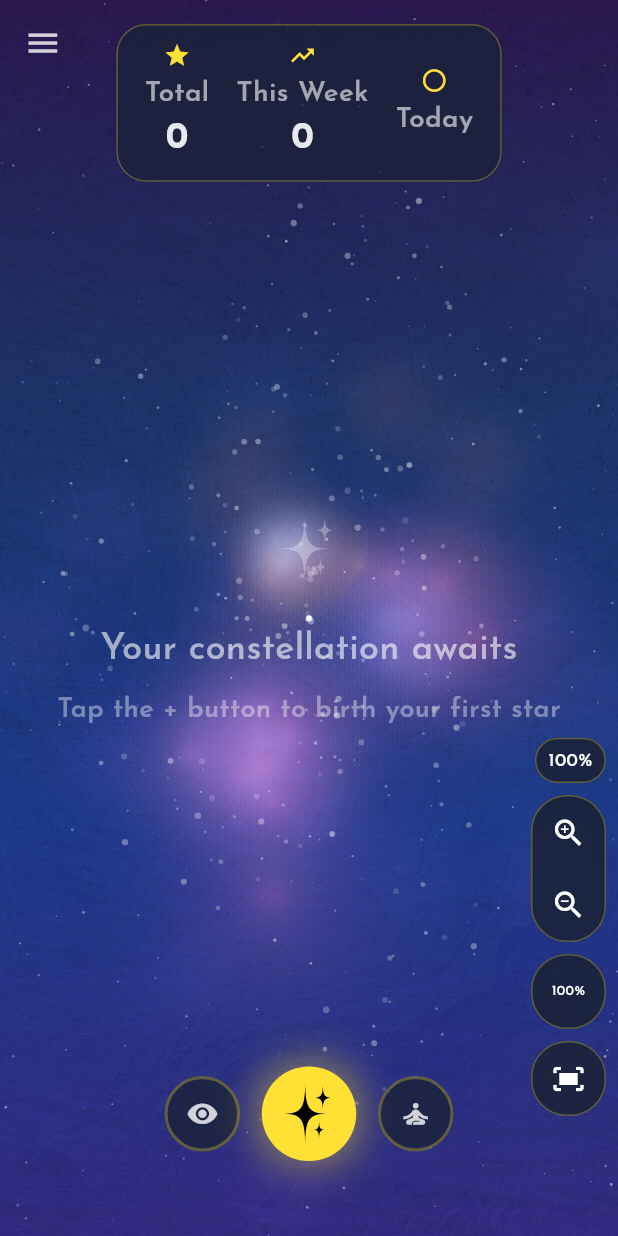
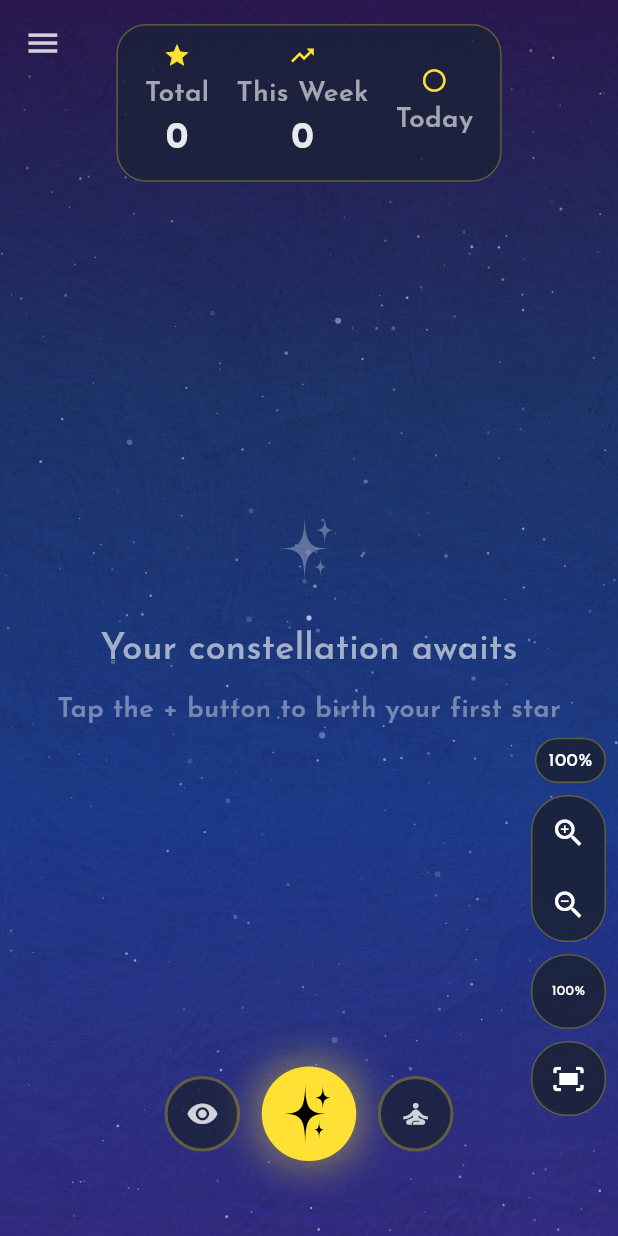
Before and after one commit to agentfoo88/GratiStellar, a Flutter app: the screen it shows after launch, on a phone screen of 412 x 824 dp. Run offline on Flutter 3.47's test engine with Material 3 defaults, Android fonts, the phone set to English and light mode, and no system bars; our stand-ins replace flutter_svg, share_plus, shared_preferences; statements that could not run were skipped.

Commit message:
Squish fix abandoned. Moving on to more mobile improvments.

```diff
--- a/lib/background.dart
+++ b/lib/background.dart
@@ -11,12 +11,10 @@ class BackgroundConfig {
   // Reference configuration for density calculation
   static const Size referenceScreenSize = Size(1920, 1080);
   static const int referenceStarCount = 2500;
-  static const double expansionFactor = 4.0;
 
-  // Calculate target density (stars per square pixel)
+// Calculate target density (stars per square pixel)
   static double get referenceDensity =>
-      (referenceStarCount * expansionFactor * expansionFactor) /
-          (referenceScreenSize.width * referenceScreenSize.height * expansionFactor * expansionFactor);
+      referenceStarCount / (referenceScreenSize.width * referenceScreenSize.height);
 
   // Star Generation Settings
   static const int starCount = 2500;                    // Total number of background stars
@@ -127,12 +125,11 @@ class BackgroundService {
   static List<BackgroundStar> generateStaticStars([Size? screenSize]) {
     final size = screenSize ?? const Size(1920, 1080);
 
-    // Calculate star count for this screen size with expansion
-    final expandedArea = (size.width * BackgroundConfig.expansionFactor) *
-        (size.height * BackgroundConfig.expansionFactor);
-    final calculatedStarCount = (expandedArea * BackgroundConfig.referenceDensity).round();
+    // Calculate star count for this screen size at consistent density
+    final screenArea = size.width * size.height;
+    final calculatedStarCount = (screenArea * BackgroundConfig.referenceDensity).round();
 
-    // Use calculated count instead of static starCount
+// Use calculated count
     final starCount = calculatedStarCount;
 
     final now = DateTime.now();
@@ -159,13 +156,13 @@ class BackgroundService {
         x = _gaussianRandom(staticRandom, BackgroundConfig.gaussianCenterX, BackgroundConfig.gaussianSpread);
         y = _gaussianRandom(staticRandom, BackgroundConfig.gaussianCenterY, BackgroundConfig.gaussianSpread);
 
-        // Clamp to expanded bounds
-        x = x.clamp(-1.5, 2.5);
-        y = y.clamp(-1.5, 2.5);
+        // Clamp to screen bounds
+        x = x.clamp(0.0, 1.0);
+        y = y.clamp(0.0, 1.0);
       } else {
-        // Uniform distribution with 400% coverage for zoom-out safety
-        x = staticRandom.nextDouble() * 4.0 - 1.5;
-        y = staticRandom.nextDouble() * 4.0 - 1.5;
+        // Uniform distribution across screen (0.0 to 1.0)
+        x = staticRandom.nextDouble();
+        y = staticRandom.nextDouble();
       }
 
       final starSize = BackgroundConfig.starSizeMin +
--- a/lib/main.dart
+++ b/lib/main.dart
@@ -1,6 +1,5 @@
 import 'package:flutter/material.dart';
 import 'package:flutter/gestures.dart';
-import 'package:flutter/services.dart';
 import 'dart:math' as math;
 import 'storage.dart';
 import 'background.dart';
@@ -191,9 +190,6 @@ class _GratitudeScreenState extends State<GratitudeScreen>
   List<BackgroundStar> _staticStars = [];
   List<Paint> _glowPatterns = [];
   List<Paint> _backgroundGradients = [];
-  Size? _lastVanGoghSize;
-  Size? _lastNebulaSize;
-  Size? _lastBackgroundSize;
   bool _showAllGratitudes = false;
   bool _mindfulnessMode = false;
   int _mindfulnessInterval = 3;
@@ -235,10 +231,27 @@ class _GratitudeScreenState extends State<GratitudeScreen>
 
     print('🎭 Animation controllers created');
 
+// Generate static universe based on full screen size
+    final view = WidgetsBinding.instance.platformDispatcher.views.first;
+    final screenSize = view.physicalSize / view.devicePixelRatio;
+
+// Layer-specific universe sizes (starting conservative, will adjust if needed)
+    final backgroundSize = screenSize;  // No padding - doesn't zoom/pan
+    final nebulaSize = screenSize;      // Starting at 1.0x - test if nebulae stay visible
+    final vanGoghSize = screenSize;     // Starting at 1.0x - test if spiral stays centered
+
+    _staticStars = BackgroundService.generateStaticStars(backgroundSize);
+    _vanGoghStars = VanGoghStarService.generateVanGoghStars(vanGoghSize);
+    _organicNebulaRegions = OrganicNebulaService.generateOrganicNebulae(nebulaSize);
+
+    print('📐 Generated universe - Screen: ${screenSize.width.round()}x${screenSize.height.round()}');
+    print('   Background: ${backgroundSize.width.round()}x${backgroundSize.height.round()} (${_staticStars.length} stars)');
+    print('   Nebula: ${nebulaSize.width.round()}x${nebulaSize.height.round()} (${_organicNebulaRegions.length} regions)');
+    print('   Van Gogh: ${vanGoghSize.width.round()}x${vanGoghSize.height.round()} (${_vanGoghStars.length} stars)');
+
     try {
       _initializePrecomputedElements();
       print('✅ Precomputed elements initialized');
-      _organicNebulaRegions = OrganicNebulaService.generateOrganicNebulae(Size(800, 600));
     } catch (e) {
       print('❌ Error in initialization: $e');
     }
@@ -262,9 +275,6 @@ class _GratitudeScreenState extends State<GratitudeScreen>
 
     _backgroundGradients = BackgroundService.generateBackgroundGradients();
     print('🎨 Generated ${_backgroundGradients.length} background gradients');
-
-    _vanGoghStars = VanGoghStarService.generateVanGoghStars(Size(800, 600));
-    print('🌌 Generated ${_vanGoghStars.length} Van Gogh stars');
   }
 
   Future<void> _loadGratitudes() async {
@@ -1530,22 +1540,6 @@ class _GratitudeScreenState extends State<GratitudeScreen>
     print('🏗️ Building GratitudeScreen, _isLoading: $_isLoading, stars: ${_staticStars.length}');
 
     final currentSize = MediaQuery.of(context).size;
-    if (_organicNebulaRegions.isEmpty || _lastNebulaSize != currentSize) {
-      _organicNebulaRegions = OrganicNebulaService.generateOrganicNebulae(currentSize);
-      _lastNebulaSize = currentSize;
-    }
-
-    if (_vanGoghStars.isEmpty || _lastVanGoghSize != currentSize) {
-      _vanGoghStars = VanGoghStarService.generateVanGoghStars(currentSize);
-      _lastVanGoghSize = currentSize;
-      print('🌌 Regenerated ${_vanGoghStars.length} Van Gogh stars for new screen size');
-    }
-
-    if (_staticStars.isEmpty || _lastBackgroundSize != currentSize) {
-      _staticStars = BackgroundService.generateStaticStars(currentSize);
-      _lastBackgroundSize = currentSize;
-      print('⭐ Regenerated ${_staticStars.length} background stars for size $currentSize');
-    }
 
     if (_isLoading) {
       return Scaffold(
--- a/lib/nebula_regions.dart
+++ b/lib/nebula_regions.dart
@@ -3,9 +3,16 @@ import 'dart:math' as math;
 
 // Enhanced configuration for organic nebula shapes
 class OrganicNebulaConfig {
-  static const int nebulaCount = 3; // Fewer but more complex nebulae
-  static const double baseNebulaSize = 250.0;
-  static const double nebulaSizeVariation = 300.0;
+  // Reference configuration
+  static const Size referenceScreenSize = Size(1920, 1080);
+  static const int referenceNebulaCount = 6;
+
+  // Scale nebula count by screen area
+  static const bool useScaledCount = true;
+
+  // Nebula size as percentage of screen (instead of fixed pixels)
+  static const double baseSizePercent = 0.13;  // 13% of screen width
+  static const double sizeVariationPercent = 0.16;  // +/- 16% variation
   static const double nebulaOpacity = 0.05;
 
   // Organic shape parameters
@@ -82,22 +89,32 @@ class OrganicNebulaService {
     final regions = <OrganicNebulaRegion>[];
     final random = math.Random(42);
 
-    for (int i = 0; i < OrganicNebulaConfig.nebulaCount; i++) {
-      // FIXED: Position closer to screen center with tighter clustering
-      final centerX = screenSize.width * 0.5;
-      final centerY = screenSize.height * 0.5;
-      final maxRadius = math.min(screenSize.width, screenSize.height) * 0.3; // Constrain to center area
+    // Calculate nebula count based on screen size
+    final screenArea = screenSize.width * screenSize.height;
+    final referenceArea = OrganicNebulaConfig.referenceScreenSize.width *
+        OrganicNebulaConfig.referenceScreenSize.height;
+    final areaRatio = screenArea / referenceArea;
+
+    final nebulaCount = OrganicNebulaConfig.useScaledCount
+        ? (OrganicNebulaConfig.referenceNebulaCount * areaRatio).round().clamp(3, 6)
+        : OrganicNebulaConfig.referenceNebulaCount;
+
+    for (int i = 0; i < nebulaCount; i++) {
+      final centerX = 0.5;  // Normalized center
+      final centerY = 0.5;I b
+      final maxRadius = 0.3;  // 30% of screen in normalized space
 
       // Use polar coordinates for better center clustering
-      final angle = (i / OrganicNebulaConfig.nebulaCount) * 2 * math.pi + random.nextDouble() * 0.5;
+      final angle = (i / nebulaCount) * 2 * math.pi + random.nextDouble() * 0.5;
       final distance = random.nextDouble() * maxRadius;
 
       final x = centerX + math.cos(angle) * distance;
       final y = centerY + math.sin(angle) * distance;
 
-      // Variable size
-      final size = OrganicNebulaConfig.baseNebulaSize +
-          (random.nextDouble() - 0.5) * OrganicNebulaConfig.nebulaSizeVariation;
+      // Variable size based on screen dimensions
+      final baseSize = screenSize.width * OrganicNebulaConfig.baseSizePercent;
+      final sizeVariation = screenSize.width * OrganicNebulaConfig.sizeVariationPercent;
+      final size = baseSize + (random.nextDouble() - 0.5) * sizeVariation;
 
       // Random palette
       final paletteIndex = i % OrganicNebulaConfig.nebulaPalettes.length;
@@ -148,7 +165,7 @@ class OrganicNebulaService {
     final cloudlets = <NebulaCloudlet>[];
     final cloudletRandom = math.Random(nebulaIndex * 54321);
 
-    for (int i = 0; i < OrganicNebulaConfig.internalClouds; i++) {
+    for (int j = 0; j < OrganicNebulaConfig.internalClouds; j++) {
       // Position within nebula bounds
       final angle = cloudletRandom.nextDouble() * 2 * math.pi;
       final distance = _gaussianRandom(cloudletRandom) * nebulaSize * 0.3;
@@ -168,7 +185,7 @@ class OrganicNebulaService {
 
       cloudlets.add(NebulaCloudlet(
         relativePosition: position,
-        size: size.clamp(50.0, nebulaSize * 0.4),
+        size: math.max(50.0, math.min(size, nebulaSize * 0.4)),
         primaryColor: palette[primaryIndex],
         secondaryColor: palette[secondaryIndex],
         density: 0.6 + cloudletRandom.nextDouble() * 0.4,
@@ -245,7 +262,12 @@ class OrganicNebulaPainter extends CustomPainter {
       math.sin(driftPhase * 0.8) * 15.0,
     );
 
-    final position = region.basePosition + drift;
+    // Convert normalized position to screen pixels
+    final pixelPosition = Offset(
+      region.basePosition.dx * screenSize.width,
+      region.basePosition.dy * screenSize.height,
+    );
+    final position = pixelPosition + drift;
 
     // Calculate rotation
     final rotation = time * OrganicNebulaConfig.driftSpeed * 0.5 + region.rotationOffset;
--- a/lib/starfield.dart
+++ b/lib/starfield.dart
@@ -1,5 +1,6 @@
 import 'package:flutter/material.dart';
-import 'dart:math';
+import 'dart:math';  // ADD THIS if not present
+import 'dart:math' as math;  // OR if using 'as math'
 import 'background.dart';
 
 // Simple noise implementation to replace FastNoise
@@ -37,6 +38,10 @@ class VanGoghConfig {
   // Star Generation
   static const int starCount = 200;
   static const double parallaxFactor = 0.15;
+
+  // Density-based generation (instead of fixed count)
+  static const double starDensity = 0.00010;  // 12x less dense than background
+  static const bool useDensityBasedCount = true;  // Toggle for density vs fixed count
 
   // Clustering - spiral galaxy pattern
   static const double clusterRadius = 0.4;
@@ -97,7 +102,13 @@ class VanGoghStarService {
     final centerX = 0.5;
     final centerY = 0.5;
 
-    for (int i = 0; i < VanGoghConfig.starCount && i < backgroundStars.length; i++) {
+    // Calculate star count based on screen size
+    final calculatedStarCount = VanGoghConfig.useDensityBasedCount
+        ? (screenSize.width * screenSize.height * VanGoghConfig.starDensity).round()
+        : VanGoghConfig.starCount;
+    final actualStarCount = math.min(calculatedStarCount, backgroundStars.length);
+
+    for (int i = 0; i < actualStarCount; i++) {
       final backgroundStar = backgroundStars[i];
 
       // Generate spiral galaxy positioning
@@ -105,7 +116,7 @@ class VanGoghStarService {
       final armAngle = (armIndex / VanGoghConfig.spiralArms) * 2 * pi;
 
       // Distance from center with some randomness
-      final normalizedDistance = (i / VanGoghConfig.starCount).clamp(0.0, 1.0);
+      final normalizedDistance = (i / actualStarCount).clamp(0.0, 1.0);
       final baseRadius = normalizedDistance * VanGoghConfig.clusterRadius;
       final radiusVariation = (random.nextDouble() - 0.5) * VanGoghConfig.spiralRandomness;
       final radius = (baseRadius + radiusVariation).clamp(0.0, VanGoghConfig.clusterRadius);
--- a/lib/storage.dart
+++ b/lib/storage.dart
@@ -1,4 +1,3 @@
-import 'package:flutter/foundation.dart';
 import 'package:shared_preferences/shared_preferences.dart';
 import 'dart:convert';
 import 'dart:math' as math;
```
